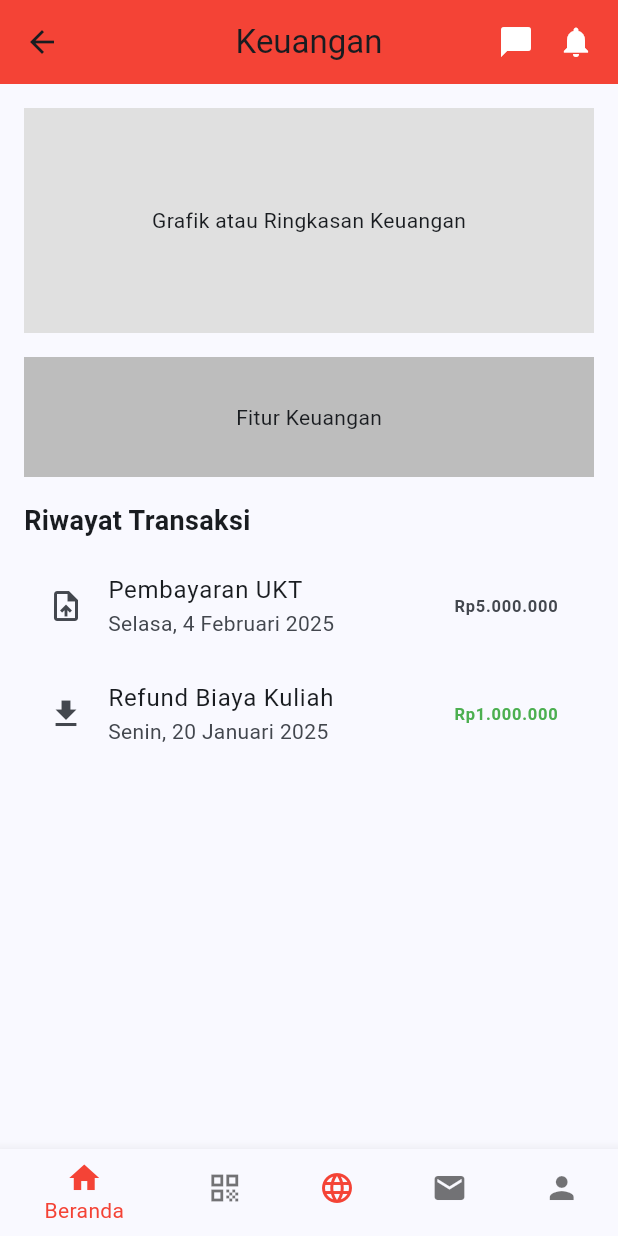
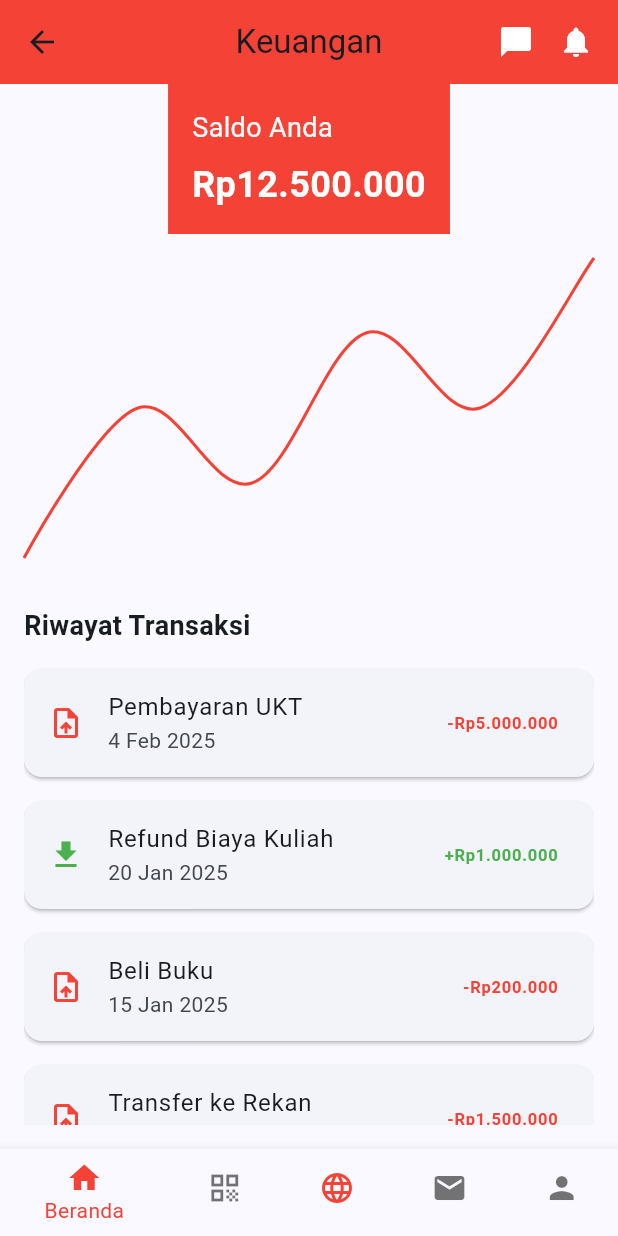
Before and after one commit to DrRhea/upi-life, a Flutter app: the FinanceScreen screen opened directly, on a phone screen of 412 x 824 dp. Run offline on Flutter 3.47's test engine with Material 3 defaults, Android fonts, the phone set to English and light mode, and no system bars; drawn by our look-alikes of fl_chart.

Commit message:
feat(finance): changing finance screen ui style

```diff
--- a/lib/Finance/finance_screen.dart
+++ b/lib/Finance/finance_screen.dart
@@ -1,4 +1,5 @@
 import 'package:flutter/material.dart';
+import 'package:fl_chart/fl_chart.dart';
 
 class FinanceScreen extends StatelessWidget {
   const FinanceScreen({super.key});
@@ -19,25 +20,57 @@ class FinanceScreen extends StatelessWidget {
       ),
       body: Column(
         children: [
+          Container(
+            padding: const EdgeInsets.all(16.0),
+            color: Colors.red,
+            child: Column(
+              crossAxisAlignment: CrossAxisAlignment.start,
+              children: const [
+                Text('Saldo Anda',
+                    style: TextStyle(color: Colors.white, fontSize: 18)),
+                SizedBox(height: 8),
+                Text('Rp12.500.000',
+                    style: TextStyle(
+                        color: Colors.white,
+                        fontSize: 24,
+                        fontWeight: FontWeight.bold)),
+              ],
+            ),
+          ),
+          Padding(
+            padding: const EdgeInsets.all(16.0),
+            child: SizedBox(
+              height: 200,
+              child: LineChart(
+                LineChartData(
+                  gridData: FlGridData(show: false),
+                  titlesData: FlTitlesData(show: false),
+                  borderData: FlBorderData(show: false),
+                  lineBarsData: [
+                    LineChartBarData(
+                      spots: [
+                        FlSpot(1, 2),
+                        FlSpot(2, 3),
+                        FlSpot(3, 2.5),
+                        FlSpot(4, 3.5),
+                        FlSpot(5, 3),
+                        FlSpot(6, 4),
+                      ],
+                      isCurved: true,
+                      color: Colors.red,
+                      dotData: FlDotData(show: false),
+                    ),
+                  ],
+                ),
+              ),
+            ),
+          ),
           Expanded(
             child: Padding(
               padding: const EdgeInsets.all(16.0),
               child: Column(
                 crossAxisAlignment: CrossAxisAlignment.start,
                 children: [
-                  Container(
-                    height: 150,
-                    color: Colors.grey.shade300,
-                    child: const Center(
-                        child: Text('Grafik atau Ringkasan Keuangan')),
-                  ),
-                  const SizedBox(height: 16),
-                  Container(
-                    height: 80,
-                    color: Colors.grey.shade400,
-                    child: const Center(child: Text('Fitur Keuangan')),
-                  ),
-                  const SizedBox(height: 16),
                   const Text('Riwayat Transaksi',
                       style:
                           TextStyle(fontSize: 18, fontWeight: FontWeight.bold)),
@@ -45,22 +78,23 @@ class FinanceScreen extends StatelessWidget {
                   Expanded(
                     child: ListView(
                       children: const [
-                        ListTile(
-                          leading: Icon(Icons.upload_file),
-                          title: Text('Pembayaran UKT'),
-                          subtitle: Text('Selasa, 4 Februari 2025'),
-                          trailing: Text('Rp5.000.000',
-                              style: TextStyle(fontWeight: FontWeight.bold)),
-                        ),
-                        ListTile(
-                          leading: Icon(Icons.download),
-                          title: Text('Refund Biaya Kuliah'),
-                          subtitle: Text('Senin, 20 Januari 2025'),
-                          trailing: Text('Rp1.000.000',
-                              style: TextStyle(
-                                  fontWeight: FontWeight.bold,
-                                  color: Colors.green)),
-                        ),
+                        _TransactionCard(
+                            title: 'Pembayaran UKT',
+                            date: '4 Feb 2025',
+                            amount: '-Rp5.000.000'),
+                        _TransactionCard(
+                            title: 'Refund Biaya Kuliah',
+                            date: '20 Jan 2025',
+                            amount: '+Rp1.000.000',
+                            isIncome: true),
+                        _TransactionCard(
+                            title: 'Beli Buku',
+                            date: '15 Jan 2025',
+                            amount: '-Rp200.000'),
+                        _TransactionCard(
+                            title: 'Transfer ke Rekan',
+                            date: '10 Jan 2025',
+                            amount: '-Rp1.500.000'),
                       ],
                     ),
                   ),
@@ -88,6 +122,37 @@ class FinanceScreen extends StatelessWidget {
   }
 }
 
+class _TransactionCard extends StatelessWidget {
+  final String title;
+  final String date;
+  final String amount;
+  final bool isIncome;
+
+  const _TransactionCard({
+    required this.title,
+    required this.date,
+    required this.amount,
+    this.isIncome = false,
+  });
+
+  @override
+  Widget build(BuildContext context) {
+    return Card(
+      margin: const EdgeInsets.symmetric(vertical: 8),
+      child: ListTile(
+        leading: Icon(isIncome ? Icons.download : Icons.upload_file,
+            color: isIncome ? Colors.green : Colors.red),
+        title: Text(title),
+        subtitle: Text(date),
+        trailing: Text(amount,
+            style: TextStyle(
+                fontWeight: FontWeight.bold,
+                color: isIncome ? Colors.green : Colors.red)),
+      ),
+    );
+  }
+}
+
 // Menambahkan navigasi ke halaman keuangan dari HomeScreen
 void navigateToFinanceScreen(BuildContext context) {
   Navigator.push(
--- a/pubspec.yaml
+++ b/pubspec.yaml
@@ -32,6 +32,7 @@ dependencies:
     sdk: flutter
   google_fonts: ^4.0.0
   font_awesome_flutter: ^10.4.0
+  fl_chart: ^0.63.0
 
   # The following adds the Cupertino Icons font to your application.
   # Use with the CupertinoIcons class for iOS style icons.
```
Also changed, not shown: pubspec.lock.
